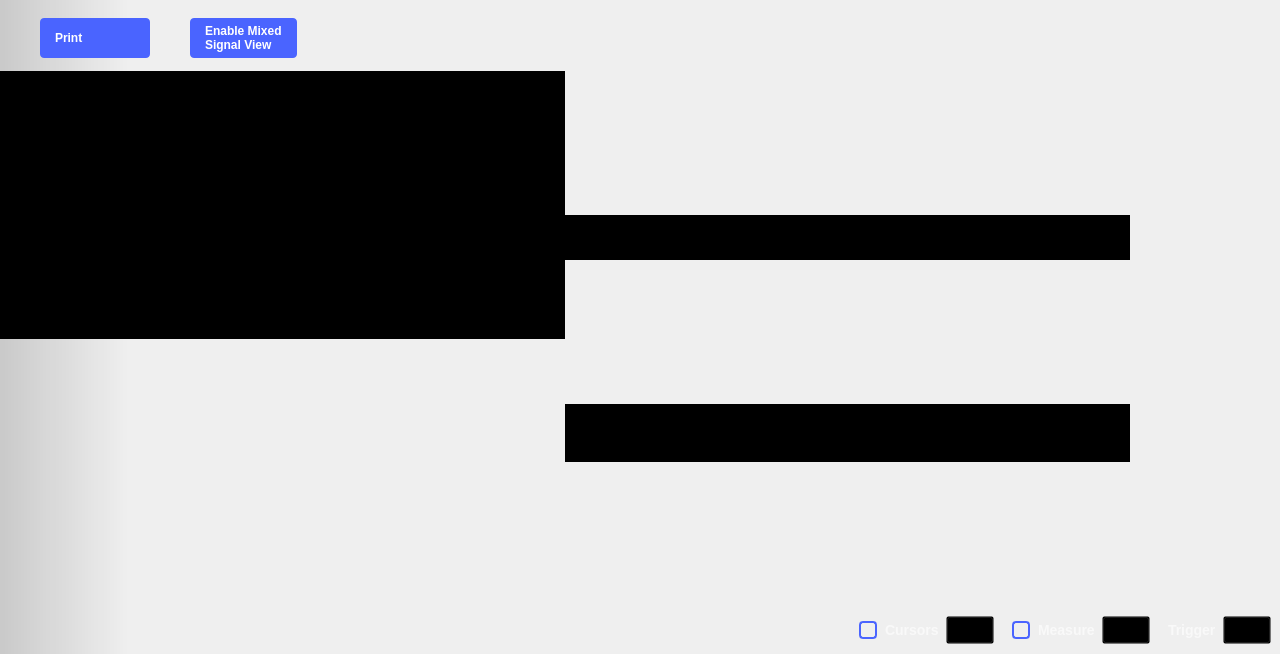
The window that ui/oscilloscope.ui (analogdevicesinc/scopy) describes before a commit, drawn with Qt 5.
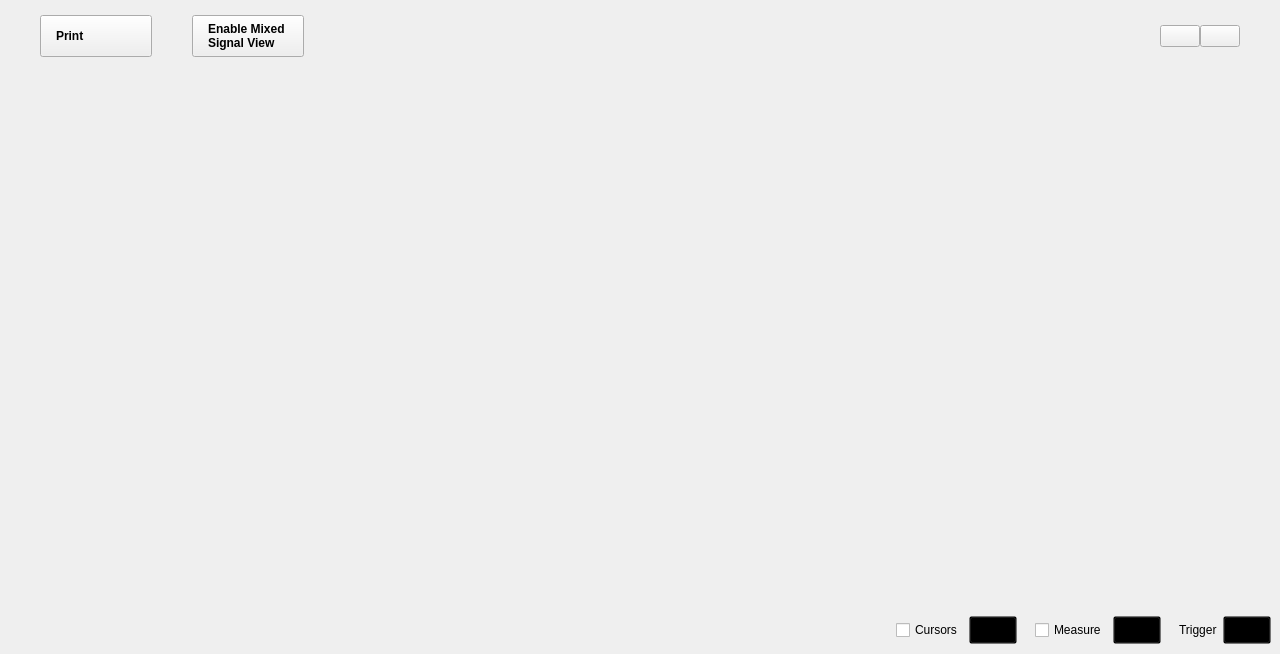
The same window after the commit. Icons and pictures are not drawn. Custom widgets are drawn as their Qt base class.

The edit to the form file:
```diff
--- a/ui/oscilloscope.ui
+++ b/ui/oscilloscope.ui
@@ -43,11 +43,6 @@
    </property>
    <item>
     <widget class="adiscope::DetachDragZone" name="mainWidget" native="true">
-     <property name="styleSheet">
-      <string notr="true">#mainWidget {
-background-color: qlineargradient(spread:pad, x1:0, y1:0, x2:0.1, y2:0, stop:0 rgba(0, 0, 0, 40), stop:1 transparent);
-}</string>
-     </property>
      <layout class="QVBoxLayout" name="verticalLayout_3">
       <property name="spacing">
        <number>0</number>
@@ -100,8 +95,7 @@
            <enum>Qt::RightToLeft</enum>
           </property>
           <property name="styleSheet">
-           <string notr="true">
-QPushButton {
+           <string notr="true">QPushButton{
   width: 80px;
   height: 40px;
 
@@ -109,19 +103,6 @@
   font-weight: bold;
   padding-left: 15px;
   padding-right: 15px;
-  border-radius: 4px;
-
-  background-color: #4a64ff;
-  color: #ffffff;
-
-}
-
-QPushButton:pressed {
-  background-color: #2a44df;
-}
-
-QPushButton:hover {
-	background-color: #4a34ff;
 }</string>
           </property>
           <property name="text">
@@ -142,27 +123,14 @@
         <item>
          <widget class="QPushButton" name="mixedSignalBtn">
           <property name="styleSheet">
-           <string notr="true">
-QPushButton {
+           <string notr="true">QPushButton{
+  width: 80px;
   height: 40px;
 
   text-align: left;
   font-weight: bold;
   padding-left: 15px;
   padding-right: 15px;
-  border-radius: 4px;
-
-  background-color: #4a64ff;
-  color: #ffffff;
-
-}
-
-QPushButton:pressed {
-  background-color: #2a44df;
-}
-
-QPushButton:hover {
-	background-color: #4a34ff;
 }</string>
           </property>
           <property name="text">
@@ -198,31 +166,6 @@
             <height>0</height>
            </size>
           </property>
-          <property name="styleSheet">
-           <string notr="true">QPushButton {
-  min-height: 40px;
-  max-height: 40px;
-  min-width: 60px;
-  max-width: 60px;
-  padding-top:5px
-}
-
-QPushButton:checked {
-  border-top: 1px solid rgba(255,255,255,150);
-}
-
-QPushButton:!checked {
-  border-top: 1px solid rgba(255,255,255,0);
-}
-
-QPushButton:!checked:hover {
-  border-top: 1px solid rgba(255,255,255,0);
-}
-
-QPushButton:checked:hover {
-  border-top: 1px solid rgba(255,255,255,200);
-}</string>
-          </property>
           <layout class="QHBoxLayout" name="horizontalLayout_3">
            <property name="spacing">
             <number>0</number>
@@ -314,12 +257,13 @@
          <number>0</number>
         </property>
         <item>
+         <widget class="QWidget" name="widgetPlotContainer" native="true">
+          <property name="plot_container" stdset="0">
+           <bool>true</bool>
+          </property>
          <layout class="QVBoxLayout" name="plot_and_buffPreviewer">
           <item>
            <widget class="QWidget" name="hLayoutBufferPreview" native="true">
-            <property name="styleSheet">
-             <string notr="true">background-color:black;</string>
-            </property>
             <layout class="QHBoxLayout" name="hLayout_buffPreview">
              <property name="spacing">
               <number>0</number>
@@ -361,7 +305,7 @@
            </widget>
           </item>
           <item>
-           <widget class="QWidget" name="widgetPlotContainer" native="true">
+            <widget class="QWidget" name="plotContainer" native="true">
             <layout class="QGridLayout" name="gridLayout_5">
              <property name="leftMargin">
               <number>0</number>
@@ -568,6 +512,7 @@
            </widget>
           </item>
          </layout>
+         </widget>
         </item>
         <item>
          <widget class="QWidget" name="xy_plot_container" native="true">
@@ -613,9 +558,6 @@
                <height>58</height>
               </size>
              </property>
-             <property name="styleSheet">
-              <string notr="true">background-color: black;</string>
-             </property>
              <layout class="QHBoxLayout" name="horizontalLayout_2">
               <property name="spacing">
                <number>0</number>
@@ -694,9 +636,6 @@
                <height>45</height>
               </size>
              </property>
-             <property name="styleSheet">
-              <string notr="true">background-color: black;</string>
-             </property>
              <layout class="QHBoxLayout" name="horizontalLayout">
               <property name="spacing">
                <number>0</number>
@@ -819,24 +758,7 @@
                  </size>
                 </property>
                 <property name="styleSheet">
-                 <string notr="true">QCheckBox {
-  spacing: 8px;
-  background-color: transparent;
-  font-size: 14px;
-  font-weight: bold;
-
-color: rgba(255, 255, 255, 153);
-}
-
-QCheckBox::indicator {
-width: 14px;
-  height: 14px;
-  border: 2px solid rgb(74,100,255);
-  border-radius: 4px;
-}
-QCheckBox::indicator:unchecked { background-color: transparent; }
-QCheckBox::indicator:checked { background-color: rgb(74,100,255); }
-</string>
+                 <string notr="true"/>
                 </property>
                 <layout class="QVBoxLayout" name="logicSettingsLayout">
                  <property name="spacing">
@@ -934,25 +856,7 @@
            </size>
           </property>
           <property name="styleSheet">
-           <string notr="true">QCheckBox {
-  spacing: 8px;
-  background-color: transparent;
-  font-size: 14px;
-  font-weight: bold;
-  
-  color: rgba(255, 255, 255, 153);
-}
-
-QCheckBox::indicator {
-  width: 14px;
-  height: 14px;
-  border: 2px solid rgb(74,100,255);
-  border-radius: 4px;
-}
-QCheckBox::indicator:unchecked { background-color: transparent; }
-QCheckBox::indicator:checked { background-color: rgb(74,100,255); }
-
-QPushButton {
+           <string notr="true">QPushButton {
   width: 40px;
   height: 20px;
   background-color: transparent;
@@ -960,14 +864,7 @@
 QPushButton:pressed { border-image: url(:/icons/setup_btn_checked.svg); }
 QPushButton:!pressed { border-image: url(:/icons/setup_btn_unchecked.svg); }
 QPushButton:hover:!pressed:!checked { border-image: url(:/icons/setup_btn_hover.svg); }
-QPushButton:checked { border-image: url(:/icons/setup_btn_checked.svg); }
-
-QLabel {
-  font-size: 14px;
-  font-weight: bold;
-  
-  color: rgba(255, 255, 255, 153);
-}</string>
+QPushButton:checked { border-image: url(:/icons/setup_btn_checked.svg); }</string>
           </property>
           <layout class="QHBoxLayout" name="horizontalLayout_6">
            <item>
@@ -1101,18 +998,18 @@
    <extends>QPushButton</extends>
    <header>customPushButton.hpp</header>
   </customwidget>
-  <customwidget>
-   <class>adiscope::RunSingleWidget</class>
-   <extends>QWidget</extends>
-   <header>runsinglewidget.h</header>
-   <container>1</container>
-  </customwidget>
   <customwidget>
    <class>adiscope::InstrumentNotes</class>
    <extends>QWidget</extends>
    <header>instrumentnotes.h</header>
    <container>1</container>
   </customwidget>
+  <customwidget>
+   <class>adiscope::RunSingleWidget</class>
+   <extends>QWidget</extends>
+   <header>runsinglewidget.h</header>
+   <container>1</container>
+  </customwidget>
  </customwidgets>
  <resources>
   <include location="../resources/resources.qrc"/>
```
Left out of the diff: 58 changed lines with no effect on the pictures. Lines whose indentation alone changed are shown as unchanged.
